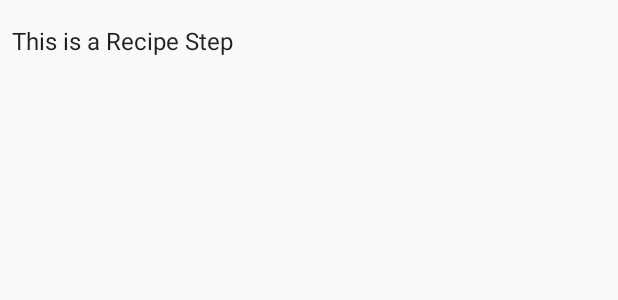
After one commit to ahmedibrahim085/backingapp, an Android app: the layout list_recipes_details_content.xml on its own in the app's theme, with its tools: preview values and no code run, on a phone screen of 412 x 824 dp. The commit adds this screen. Shown: the top 300 px of the screen. Run offline under Robolectric (Android 15) with nearby library versions, the phone set to English and light mode, and no system bars.

Commit message:
ShowRecipeDetails

```diff
--- a/app/src/main/AndroidManifest.xml
+++ b/app/src/main/AndroidManifest.xml
@@ -26,7 +26,7 @@
             </intent-filter>
         </activity>
 
-        <activity android:name=".ui.RecipeDetails.RecipeDetailsActivity" />
+        <activity android:name=".ui.recipeDetails.RecipeDetailsActivity" />
     </application>
 
 </manifest>
--- a/app/src/main/java/com/ahmed/bakingapp/ui/MainActivity.java
+++ b/app/src/main/java/com/ahmed/bakingapp/ui/MainActivity.java
@@ -13,7 +13,7 @@ import com.ahmed.bakingapp.R;
 import com.ahmed.bakingapp.models.RecipeItem;
 import com.ahmed.bakingapp.network.Generator;
 import com.ahmed.bakingapp.network.RecipeClient;
-import com.ahmed.bakingapp.ui.RecipeDetails.RecipeDetailsActivity;
+import com.ahmed.bakingapp.ui.recipeDetails.RecipeDetailsActivity;
 import com.ahmed.bakingapp.ui.recipes.RecipesAdapter;
 
 import java.util.ArrayList;
@@ -124,14 +124,14 @@ public class MainActivity extends AppCompatActivity {
 
     // ======= ======= ======= Networking Get Recipe  ======= END/FIN ======= =======
 
-    // ======= ======= ======= Open RecipeDetails Activity  ======= START ======= =======
+    // ======= ======= ======= Open recipeDetails Activity  ======= START ======= =======
     private void showRecipeDetails(RecipeItem recipeItem){
         Log.d(TAG, "recipeItem clicked is  : "+ recipeItem.getRecipeItemName());
         Intent intent = new Intent(this, RecipeDetailsActivity.class);
         intent.putExtra(UiConstants.getRecipeItem(), recipeItem);
         startActivity(intent);
     }
-    // ======= ======= ======= Open RecipeDetails Activity  ======= END/FIN ======= =======
+    // ======= ======= ======= Open recipeDetails Activity  ======= END/FIN ======= =======
 
 
     // ======= ======= ======= Local Helper Methods  ======= START ======= =======
--- a/app/src/main/java/com/ahmed/bakingapp/ui/RecipeDetails/OnRecipeDetailClicked.java
+++ b/app/src/main/java/com/ahmed/bakingapp/ui/recipeDetails/OnRecipeDetailClicked.java
@@ -1,4 +1,4 @@
-package com.ahmed.bakingapp.ui.RecipeDetails;
+package com.ahmed.bakingapp.ui.recipeDetails;
 
 import android.view.View;
 
--- a/app/src/main/java/com/ahmed/bakingapp/ui/RecipeDetails/RecipeDetailsActivity.java
+++ b/app/src/main/java/com/ahmed/bakingapp/ui/recipeDetails/RecipeDetailsActivity.java
@@ -1,4 +1,4 @@
-package com.ahmed.bakingapp.ui.RecipeDetails;
+package com.ahmed.bakingapp.ui.recipeDetails;
 
 import android.content.Intent;
 import android.os.Bundle;
@@ -39,8 +39,6 @@ public class RecipeDetailsActivity extends AppCompatActivity implements OnRecipe
                 recipeIngredientsList = recipeItem.getRecipeItemIngredients();
                 initBars();
                 initFragments();
-                Toast.makeText(this,"you clicked : "+recipeItem.getRecipeItemName() , Toast
-                        .LENGTH_LONG).show();
             }
         }else {
             Toast.makeText(App.getAppContext(),"Something went wrong\ncouldn't show Recipe Detail",
--- a/app/src/main/java/com/ahmed/bakingapp/ui/RecipeDetails/RecipeDetailsAdapter.java
+++ b/app/src/main/java/com/ahmed/bakingapp/ui/recipeDetails/RecipeDetailsAdapter.java
@@ -1,4 +1,4 @@
-package com.ahmed.bakingapp.ui.RecipeDetails;
+package com.ahmed.bakingapp.ui.recipeDetails;
 
 import android.support.annotation.NonNull;
 import android.support.v7.widget.RecyclerView;
@@ -26,7 +26,7 @@ public class RecipeDetailsAdapter extends RecyclerView.Adapter<RecipeDetailsView
         // view holder is abstract
 
         View view = LayoutInflater.from(parent.getContext()).inflate(R.layout
-                .list_recipes_content, parent, false);
+                .list_recipes_details_content, parent, false);
         return new RecipeDetailsViewHolder(view, onRecipeDetailClicked);
     }
 
--- /dev/null
+++ b/app/src/main/res/layout/list_recipes_details_content.xml
@@ -0,0 +1,19 @@
+<?xml version="1.0" encoding="utf-8"?>
+<RelativeLayout xmlns:android="http://schemas.android.com/apk/res/android"
+    xmlns:tools="http://schemas.android.com/tools"
+    android:id="@+id/list_recipes_details_content"
+    android:layout_width="match_parent"
+    android:layout_height="wrap_content"
+    android:layout_gravity="center_horizontal"
+    android:layout_marginTop="@dimen/card_spacing">
+
+    <TextView
+        android:id="@+id/tv_recipe_steps"
+        android:layout_width="match_parent"
+        android:layout_height="wrap_content"
+        android:layout_gravity="center"
+        android:layout_margin="@dimen/margin8"
+        android:textAppearance="?attr/textAppearanceListItem"
+        tools:itemCount="3"
+        tools:text="This is a Recipe Step"/>
+</RelativeLayout>
```
Also changed, not shown: app/src/main/java/com/ahmed/bakingapp/ui/recipeDetails/RecipeDetailsFragment.java (renamed from app/src/main/java/com/ahmed/bakingapp/ui/RecipeDetails/RecipeDetailsFragment.java, +6 -12 lines), app/src/main/java/com/ahmed/bakingapp/ui/recipeDetails/RecipeDetailsViewHolder.java (renamed from app/src/main/java/com/ahmed/bakingapp/ui/RecipeDetails/RecipeDetailsViewHolder.java, +5 -4 lines), app/src/main/res/layout/fragment_recipedetails_master_list.xml (+14 -7 lines).
